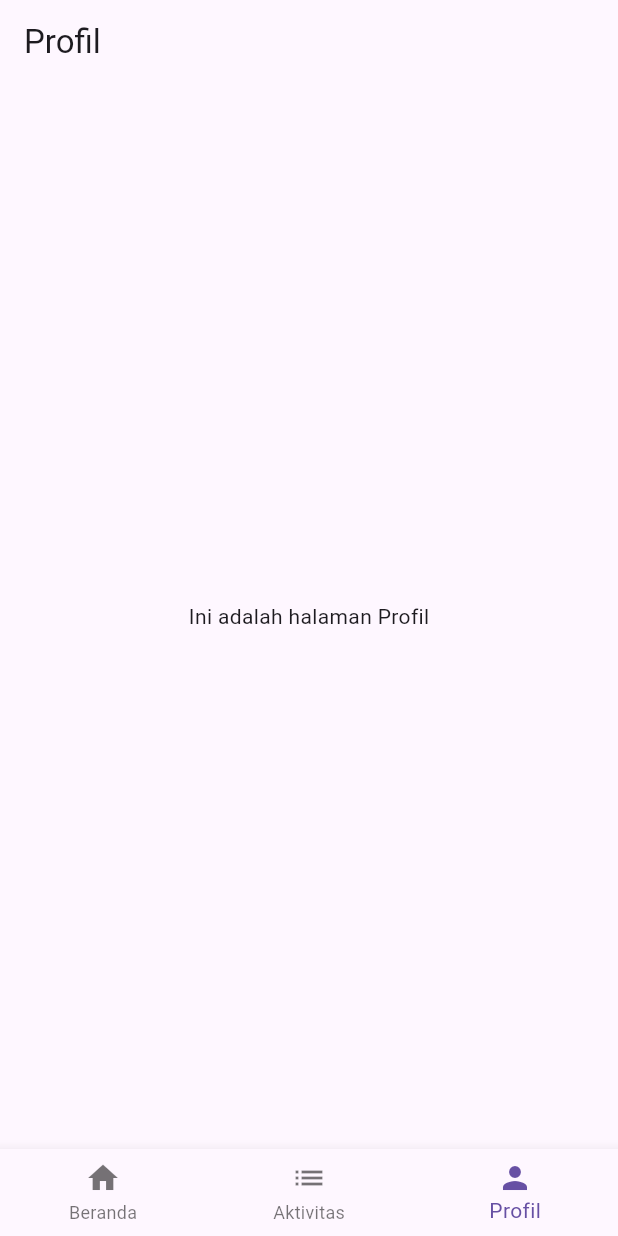
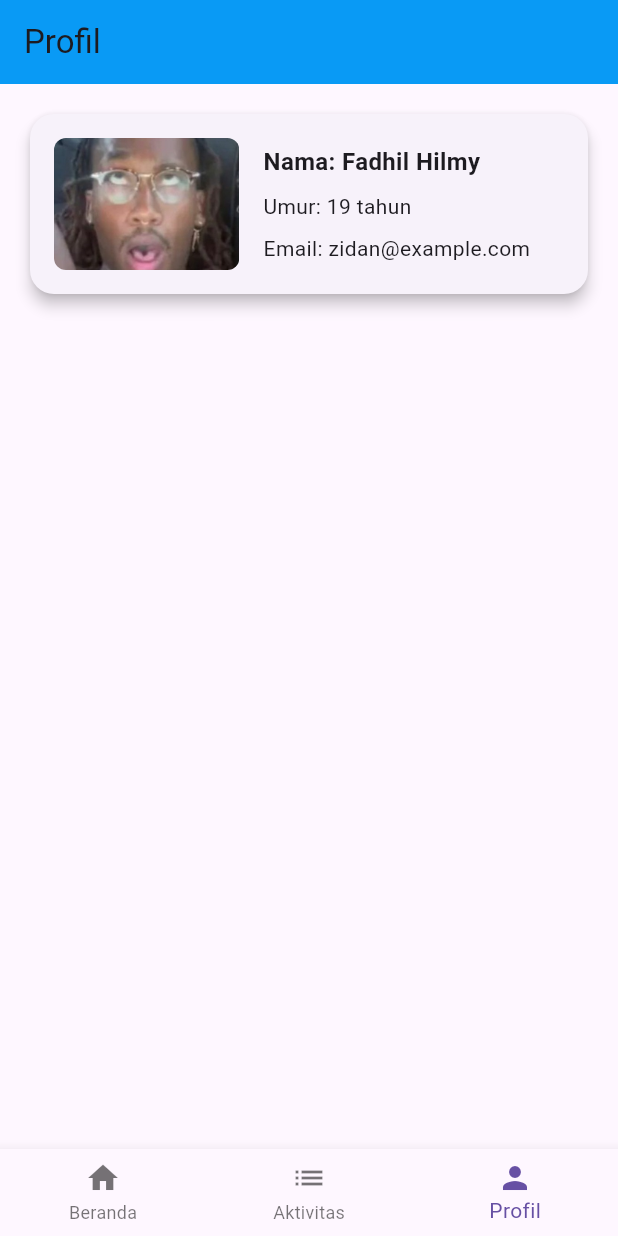
Before and after one commit to iamahmadzidan/pbo_project, a Flutter app: the screen it shows after launch, item 3 of the bottom bar chosen, on a phone screen of 412 x 824 dp. Run offline on Flutter 3.47's test engine with Material 3 defaults, Android fonts, the phone set to English and light mode, and no system bars.

Commit message:
nigga1
nigga 2

```diff
--- a/lib/halaman/profile_page.dart
+++ b/lib/halaman/profile_page.dart
@@ -8,9 +8,70 @@ class ProfilePage extends StatelessWidget {
     return Scaffold(
       appBar: AppBar(
         title: const Text('Profil'),
+        backgroundColor: const Color(0xFF099AF5), // Warna biru sesuai kode
       ),
-      body: const Center(
-        child: Text('Ini adalah halaman Profil'),
+      body: SingleChildScrollView(
+        padding: const EdgeInsets.all(16.0),
+        child: Column(
+          children: [
+            // ID Card
+            Card(
+              elevation: 4,
+              shape: RoundedRectangleBorder(
+                borderRadius: BorderRadius.circular(16),
+              ),
+              child: Container(
+                padding: const EdgeInsets.all(16),
+                width: double.infinity,
+                height: 120,
+                child: Row(
+                  children: [
+                    // Foto Profil
+                    SizedBox(
+                      width: MediaQuery.of(context).size.width *
+                          0.3, // 2/5 dari lebar ID card
+                      child: ClipRRect(
+                        borderRadius: BorderRadius.circular(8),
+                        child: Image.asset(
+                          'assets/image/profilepicture.jpg', // Gambar lokal
+                          fit: BoxFit.cover,
+                          height: double.infinity,
+                        ),
+                      ),
+                    ),
+                    const SizedBox(width: 16),
+                    // Biodata Singkat
+                    const Expanded(
+                      child: Column(
+                        crossAxisAlignment: CrossAxisAlignment.start,
+                        mainAxisAlignment: MainAxisAlignment.center,
+                        children: [
+                          Text(
+                            'Nama: Fadhil Hilmy',
+                            style: TextStyle(
+                              fontWeight: FontWeight.bold,
+                              fontSize: 16,
+                            ),
+                          ),
+                          SizedBox(height: 8),
+                          Text(
+                            'Umur: 19 tahun',
+                            style: TextStyle(fontSize: 14),
+                          ),
+                          SizedBox(height: 8),
+                          Text(
+                            'Email: zidan@example.com',
+                            style: TextStyle(fontSize: 14),
+                          ),
+                        ],
+                      ),
+                    ),
+                  ],
+                ),
+              ),
+            ),
+          ],
+        ),
       ),
     );
   }
--- a/pubspec.yaml
+++ b/pubspec.yaml
@@ -59,8 +59,8 @@ flutter:
   uses-material-design: true
 
   # To add assets to your application, add an assets section, like this:
-  # assets:
-  #   - images/a_dot_burr.jpeg
+  assets:
+   - assets/image/profilepicture.jpg
   #   - images/a_dot_ham.jpeg
 
   # An image asset can refer to one or more resolution-specific "variants", see
```
Also changed, not shown: assets/image/profilepicture.jpg (added).
